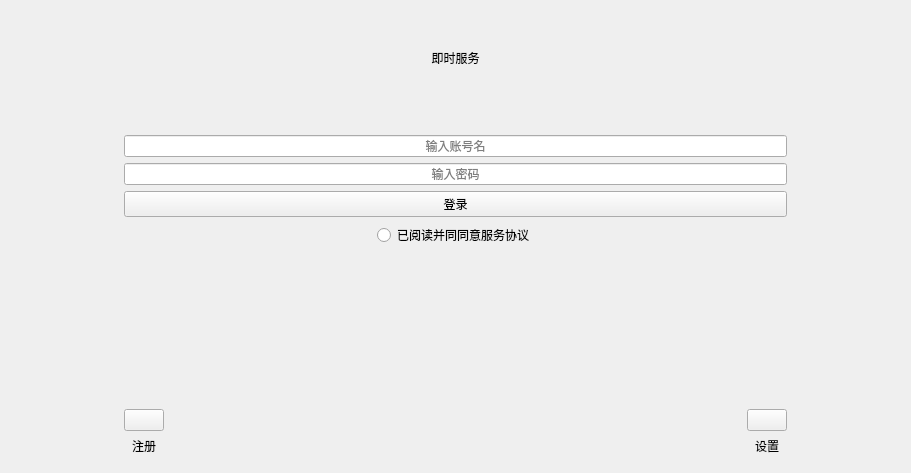
Old version of the form src/Src/CBAClient/login/CBALoginWidget.ui in the repository xufang-github/CommService.
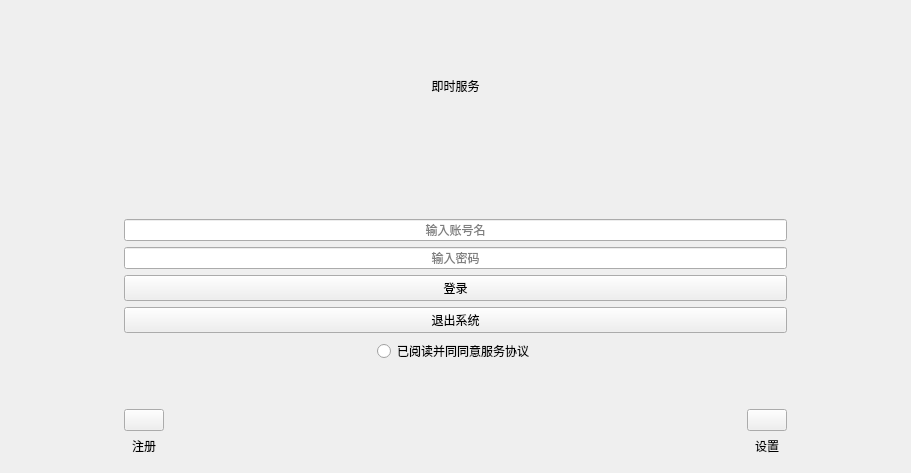
New version of the form.

What changed in the file:
```diff
--- a/src/Src/CBAClient/login/CBALoginWidget.ui
+++ b/src/Src/CBAClient/login/CBALoginWidget.ui
@@ -129,6 +129,13 @@
            </property>
           </widget>
          </item>
+         <item>
+          <widget class="QPushButton" name="exitBtn">
+           <property name="text">
+            <string>退出系统</string>
+           </property>
+          </widget>
+         </item>
          <item>
           <layout class="QHBoxLayout" name="horizontalLayout">
            <item>
```
